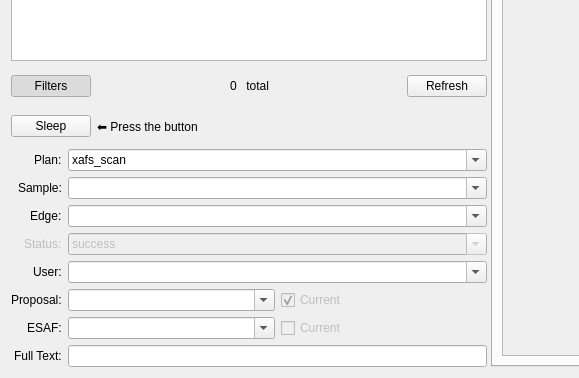
This is src/firefly/run_browser.ui in spc-group/haven as Qt 5 draws it before an edit; both pictures show x 0 to 579 and y 397 to 775 of the 1408 by 775 pixel window. The edited form follows.
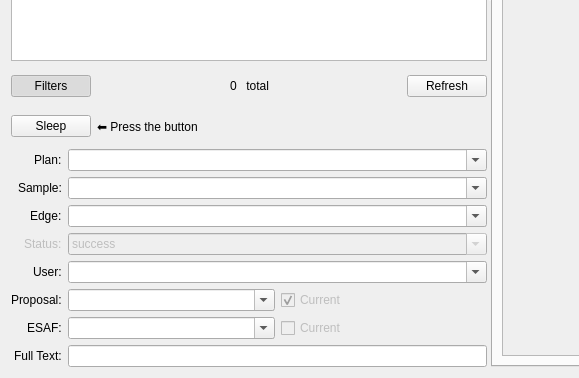
This is the edited form. The open tabs and pages were chosen to show the change. Custom widgets are drawn as their Qt base class.

Commit message: Removed default text from the run_browser scan type filter lineedit.

```diff
--- a/src/firefly/run_browser.ui
+++ b/src/firefly/run_browser.ui
@@ -233,7 +233,7 @@
                <bool>true</bool>
               </property>
               <property name="currentText">
-               <string>xafs_scan</string>
+               <string/>
               </property>
              </widget>
             </item>
```
Left out of the diff: 4 changed lines with no effect on the pictures.
